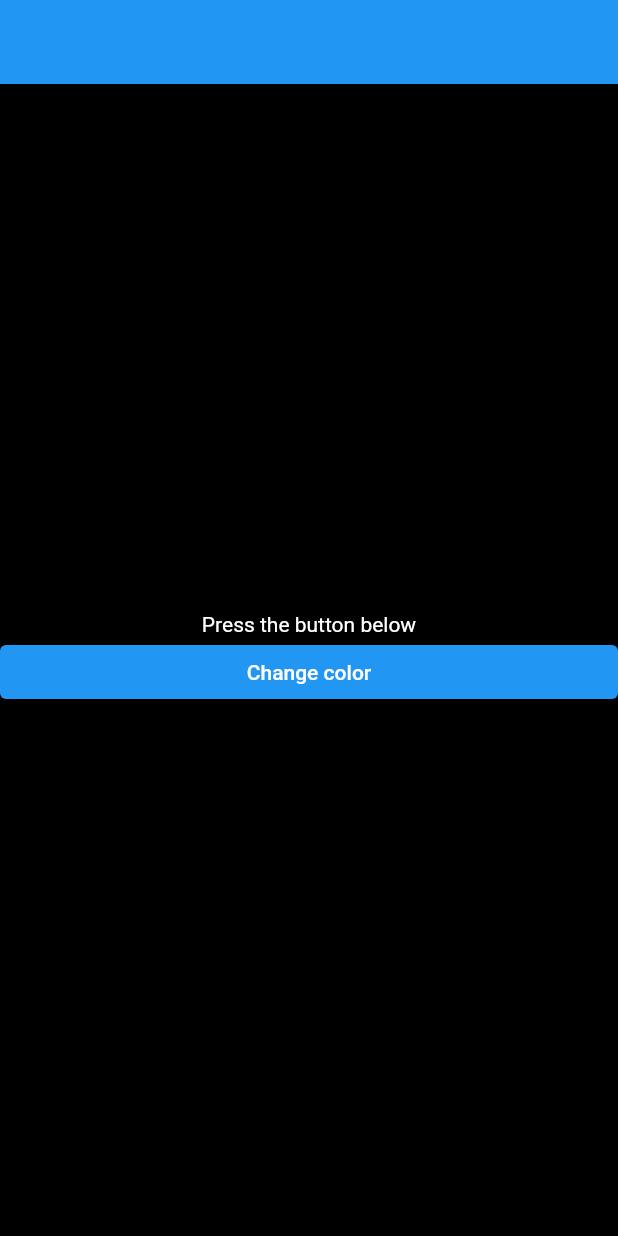
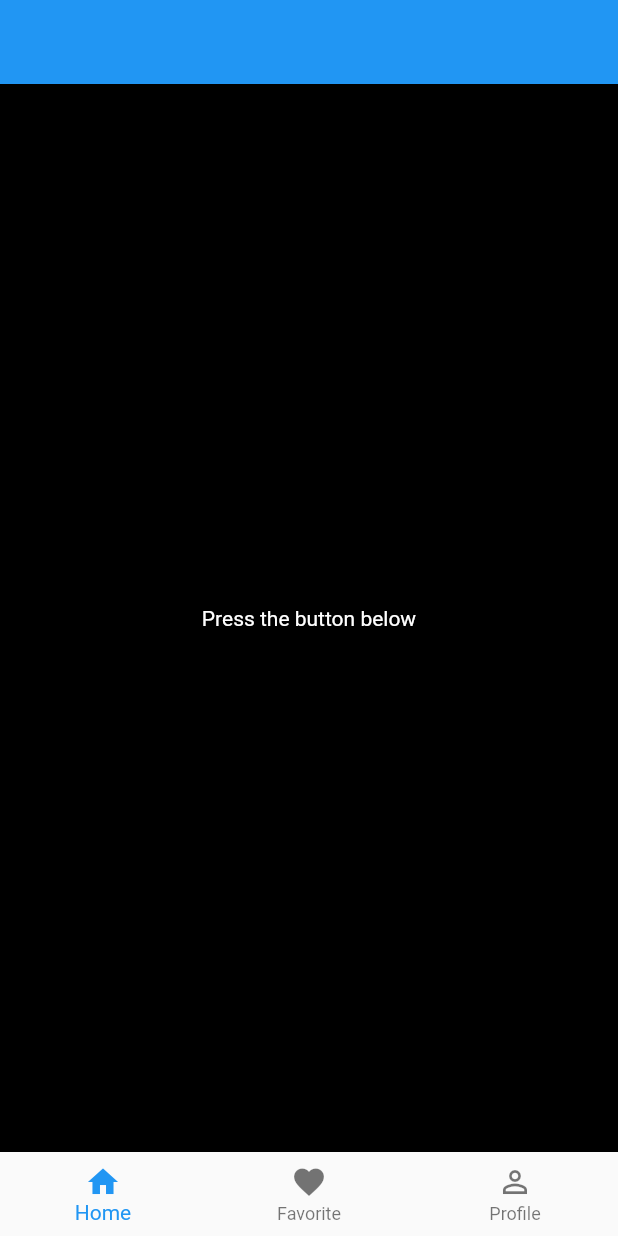
Before and after one commit to mansourzaki/gsk_ui, a Flutter app: the screen it shows after launch, on a phone screen of 412 x 824 dp. Run offline on Flutter 3.47's test engine with Material 2 defaults, Android fonts, the phone set to English and light mode, and no system bars.

Commit message:
bottomnavifationbar

```diff
--- a/lib/screens/first_screen.dart
+++ b/lib/screens/first_screen.dart
@@ -1,6 +1,4 @@
 import 'package:flutter/material.dart';
-import 'package:flutter/src/foundation/key.dart';
-import 'package:flutter/src/widgets/framework.dart';
 
 class MyFirstScreen extends StatefulWidget {
   const MyFirstScreen({Key? key}) : super(key: key);
@@ -12,6 +10,7 @@ class MyFirstScreen extends StatefulWidget {
 class _MyFirstScreenState extends State<MyFirstScreen> {
   String content = 'Press the button below';
   Color _color = Colors.black;
+  int index = 0;
   @override
   Widget build(BuildContext context) {
     return Scaffold(
@@ -27,14 +26,36 @@ class _MyFirstScreenState extends State<MyFirstScreen> {
             style: TextStyle(
                 color: _color == Colors.black ? Colors.white : Colors.black),
           ),
-          ElevatedButton(
-              onPressed: () {
-                _color = _color == Colors.white ? Colors.black : Colors.white;
-                setState(() {});
-              },
-              child: const Text('Change color'))
+          // ElevatedButton(
+          //     onPressed: () {
+          //       _color = _color == Colors.white ? Colors.black : Colors.white;
+          //       setState(() {});
+          //     },
+          //     child: const Text('Change color'))
         ],
       ),
+      bottomNavigationBar: BottomNavigationBar(
+          currentIndex: index,
+          onTap: (i) {
+            index = i;
+            if (i == 0) {
+              content = 'Home';
+            } else if (i == 1) {
+              content = 'Favorite';
+            } else {
+              content = 'Profile';
+            }
+            setState(() {
+
+            });
+          },
+          items: [
+            BottomNavigationBarItem(icon: Icon(Icons.home), label: 'Home'),
+            BottomNavigationBarItem(
+                icon: Icon(Icons.favorite), label: 'Favorite'),
+            BottomNavigationBarItem(
+                icon: Icon(Icons.perm_identity), label: 'Profile'),
+          ]),
     );
   }
 }
```
